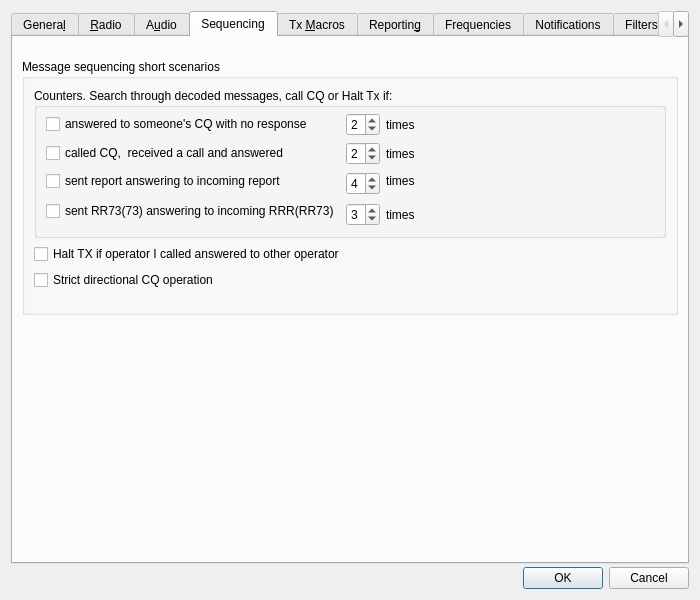
Above: Configuration.ui from yanjz124/jtdx before the change. Below: the same form after it.
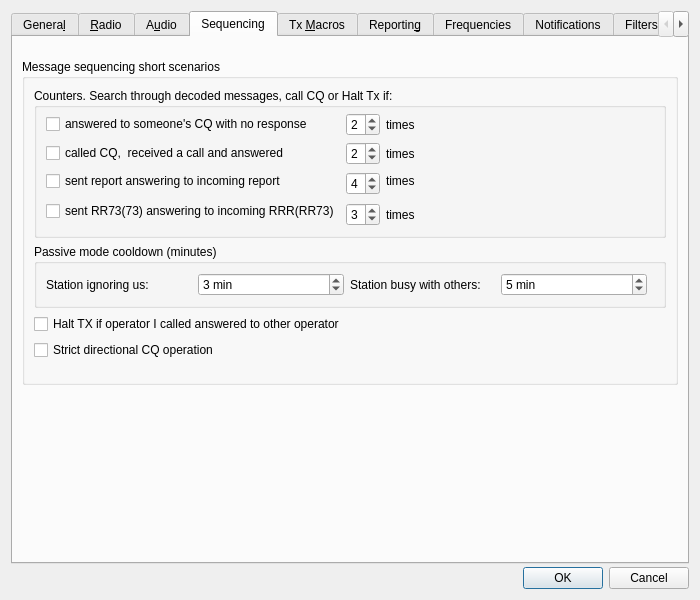
That is the form after the change. The open tabs and pages were chosen to show the change.

Commit message:
Add configurable cooldown settings in Settings > Sequencing
New "Passive mode cooldown" group with two spinboxes:
- Station ignoring us: default 3 min (range 1-30)
- Station busy with others: default 5 min (range 1-30)

Replaces all hardcoded 180000/300000ms cooldown values.
Settings persist in JTDX.INI.

Diff of the .ui file:
```diff
--- a/Configuration.ui
+++ b/Configuration.ui
@@ -2242,6 +2242,68 @@
                 </layout>
                </widget>
               </item>
+              <item>
+               <widget class="QGroupBox" name="passiveModeGroup">
+                <property name="title">
+                 <string>Passive mode cooldown (minutes)</string>
+                </property>
+                <layout class="QHBoxLayout" name="passiveModeLayout">
+                 <item>
+                  <widget class="QLabel" name="labelCooldownIgnored">
+                   <property name="text">
+                    <string>Station ignoring us:</string>
+                   </property>
+                  </widget>
+                 </item>
+                 <item>
+                  <widget class="QSpinBox" name="sbCooldownIgnored">
+                   <property name="minimum">
+                    <number>1</number>
+                   </property>
+                   <property name="maximum">
+                    <number>30</number>
+                   </property>
+                   <property name="value">
+                    <number>3</number>
+                   </property>
+                   <property name="suffix">
+                    <string> min</string>
+                   </property>
+                  </widget>
+                 </item>
+                 <item>
+                  <widget class="QLabel" name="labelCooldownBusy">
+                   <property name="text">
+                    <string>Station busy with others:</string>
+                   </property>
+                  </widget>
+                 </item>
+                 <item>
+                  <widget class="QSpinBox" name="sbCooldownBusy">
+                   <property name="minimum">
+                    <number>1</number>
+                   </property>
+                   <property name="maximum">
+                    <number>30</number>
+                   </property>
+                   <property name="value">
+                    <number>5</number>
+                   </property>
+                   <property name="suffix">
+                    <string> min</string>
+                   </property>
+                  </widget>
+                 </item>
+                 <item>
+                  <spacer name="passiveModeSpacer">
+                   <property name="orientation">
+                    <enum>Qt::Horizontal</enum>
+                   </property>
+                  </spacer>
+                 </item>
+                </layout>
+               </widget>
+              </item>
               <item>
                <layout class="QHBoxLayout" name="horizontalLayout_27">
                 <item>
```
The commit also changes 3 other files.
